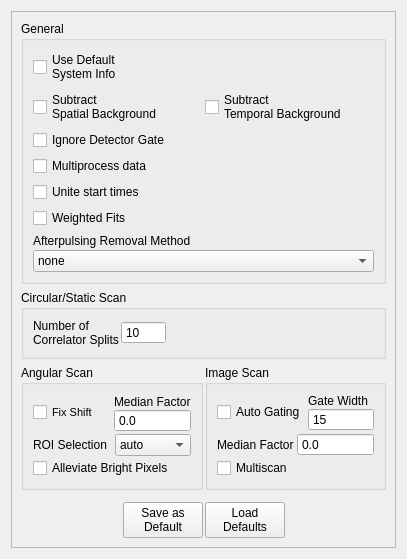
Above: gui/optionswindow.ui from Th3Tr00p3r/gSTED-sFCS before the change. Below: the same form after it.
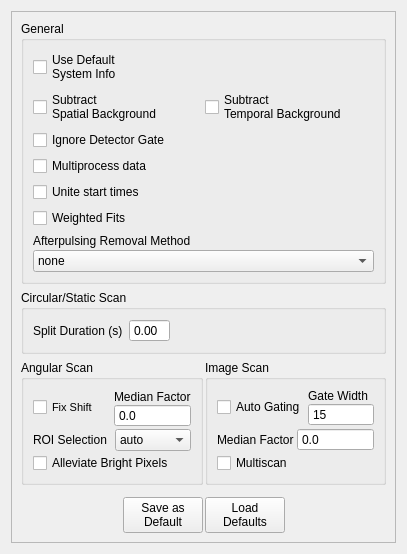
That is the form after the change.

Commit message: Select split duration (in seconds) instead of the number of splits - this helps equalize all splits and facillitates proper choice of measurement segmentation (no splits shorter than the dynamics, etc.).

What changed in the file:
```diff
--- a/gui/optionswindow.ui
+++ b/gui/optionswindow.ui
@@ -160,30 +160,20 @@
          <item>
           <layout class="QHBoxLayout" name="horizontalLayout_6">
            <property name="spacing">
-            <number>2</number>
+            <number>6</number>
            </property>
            <item>
             <widget class="QLabel" name="label_5">
              <property name="text">
-              <string>Number of
-Correlator Splits</string>
+              <string>Split Duration (s)</string>
              </property>
             </widget>
            </item>
            <item>
-            <widget class="QSpinBox" name="nCorrSplitsContScan">
+            <widget class="QDoubleSpinBox" name="splitDuration">
              <property name="buttonSymbols">
               <enum>QAbstractSpinBox::NoButtons</enum>
              </property>
-             <property name="minimum">
-              <number>1</number>
-             </property>
-             <property name="maximum">
-              <number>99999</number>
-             </property>
-             <property name="value">
-              <number>10</number>
-             </property>
             </widget>
            </item>
            <item>
```
The commit also changes 3 other files.
